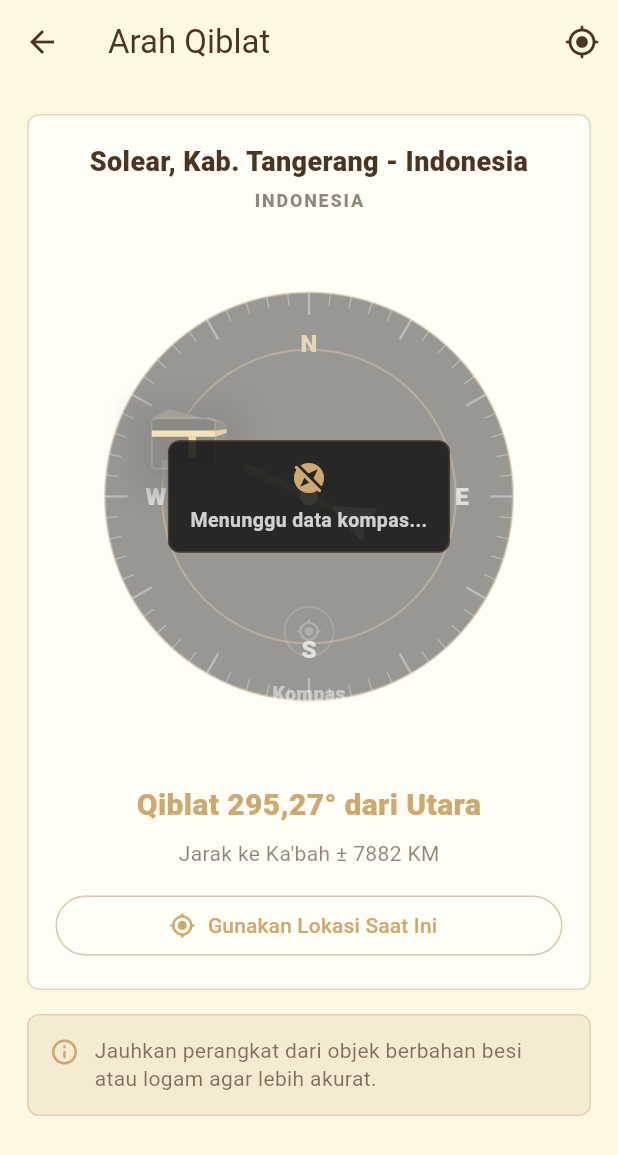
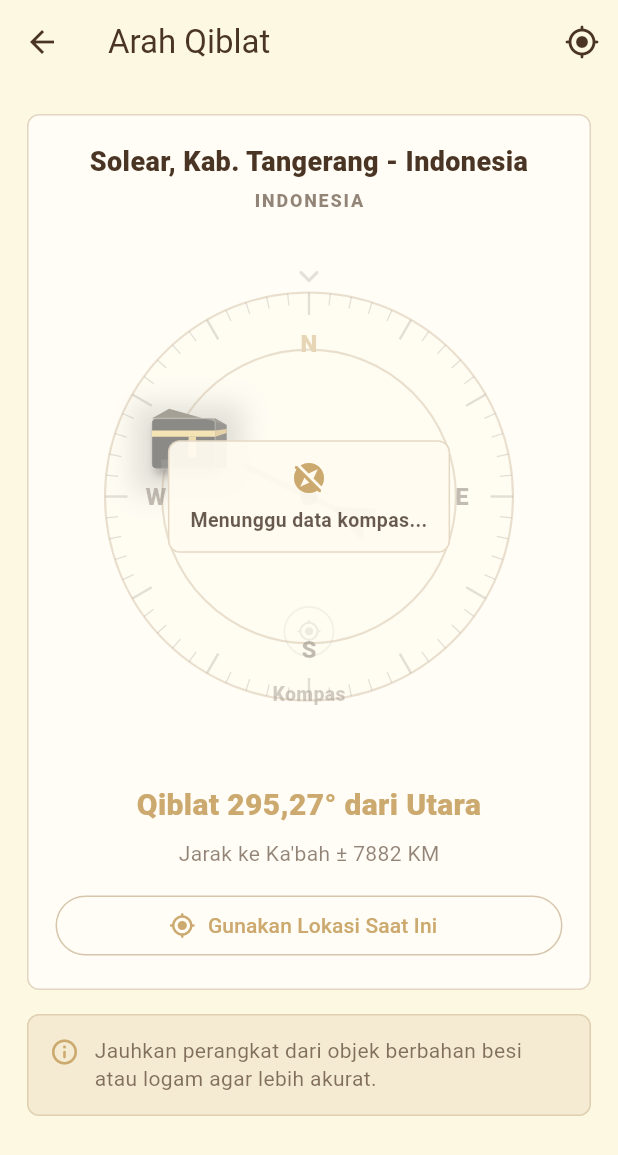
Before and after one commit to adamajah/Quran, a Flutter app: the QiblaScreen screen opened directly, on a phone screen of 412 x 824 dp. Shown: the top 1155 px of the screen. Run offline on Flutter 3.47's test engine with Material 3 defaults, Android fonts, the phone set to English and light mode, and no system bars; our stand-ins replace adhan, audioplayers, battery_plus, connectivity_plus, dio, flutter_compass and 13 more; missing offline and left inert: quran, storage_space; accounts and stored records are empty; Roboto replaces fonts that are missing (Amiri); statements that could not run were skipped.

Commit message:
Update qibla compass colors for theme mode

```diff
--- a/lib/widgets/prayer/qibla_compass_widget.dart
+++ b/lib/widgets/prayer/qibla_compass_widget.dart
@@ -191,6 +191,7 @@ class _CompassFace extends StatelessWidget {
   @override
   Widget build(BuildContext context) {
     final isLocked = qiblaRotationDegrees <= 3 || qiblaRotationDegrees >= 357;
+    final palette = _CompassPalette.of(context);
     return AspectRatio(
       aspectRatio: 1,
       child: Stack(
@@ -200,7 +201,7 @@ class _CompassFace extends StatelessWidget {
             degrees: dialRotationDegrees,
             child: CustomPaint(
               size: const Size.square(280),
-              painter: _CompassPainter(),
+              painter: _CompassPainter(palette),
             ),
           ),
           Positioned(
@@ -212,7 +213,7 @@ class _CompassFace extends StatelessWidget {
                 isLocked
                     ? Icons.lock_rounded
                     : Icons.keyboard_arrow_down_rounded,
-                color: isLocked ? AppColors.goldLt : Colors.white70,
+                color: isLocked ? AppColors.goldLt : palette.subtleIcon,
                 size: isLocked ? 22 : 28,
               ),
             ),
@@ -257,9 +258,7 @@ class _CompassFace extends StatelessWidget {
                       Icons.navigation_rounded,
                       size: 38,
                       color:
-                          isLocked
-                              ? AppColors.goldLt
-                              : Colors.white.withValues(alpha: 0.72),
+                          isLocked ? AppColors.goldLt : palette.navigationIcon,
                     ),
                   ),
                 ],
@@ -292,7 +291,7 @@ class _CompassFace extends StatelessWidget {
                     Text(
                       'Ka\'bah terkunci',
                       style: TextStyle(
-                        color: Colors.white.withValues(alpha: 0.86),
+                        color: palette.lockedText,
                         fontSize: 10,
                         fontWeight: FontWeight.w800,
                       ),
@@ -313,17 +312,14 @@ class _CompassFace extends StatelessWidget {
                 decoration: BoxDecoration(
                   shape: BoxShape.circle,
                   border: Border.all(
-                    color:
-                        isLocked
-                            ? AppColors.goldLt
-                            : Colors.white.withValues(alpha: 0.5),
+                    color: isLocked ? AppColors.goldLt : palette.locationRing,
                     width: 1.2,
                   ),
                 ),
                 child: Icon(
                   Icons.my_location_rounded,
                   size: 17,
-                  color: isLocked ? AppColors.goldLt : Colors.white70,
+                  color: isLocked ? AppColors.goldLt : palette.subtleIcon,
                 ),
               ),
             ),
@@ -337,7 +333,9 @@ class _CompassFace extends StatelessWidget {
                     ? 'Kompas'
                     : '${headingDegrees!.round()}°',
                 style: TextStyle(
-                  color: Colors.white.withValues(alpha: isLive ? 0.82 : 0.48),
+                  color: palette.headingText.withValues(
+                    alpha: isLive ? 0.82 : 0.48,
+                  ),
                   fontSize: 13,
                   fontWeight: FontWeight.w800,
                 ),
@@ -347,8 +345,8 @@ class _CompassFace extends StatelessWidget {
           Container(
             width: 12,
             height: 12,
-            decoration: const BoxDecoration(
-              color: Colors.white,
+            decoration: BoxDecoration(
+              color: palette.centerDot,
               shape: BoxShape.circle,
             ),
           ),
@@ -365,6 +363,7 @@ class _KaabaTargetIcon extends StatelessWidget {
 
   @override
   Widget build(BuildContext context) {
+    final palette = _CompassPalette.of(context);
     return AnimatedContainer(
       duration: const Duration(milliseconds: 180),
       width: 72,
@@ -373,7 +372,7 @@ class _KaabaTargetIcon extends StatelessWidget {
       decoration: BoxDecoration(
         boxShadow: [
           BoxShadow(
-            color: Colors.black.withValues(alpha: 0.62),
+            color: palette.kaabaShadow,
             blurRadius: 14,
             offset: const Offset(0, 6),
           ),
@@ -555,6 +554,7 @@ class _CompassWithMessage extends StatelessWidget {
 
   @override
   Widget build(BuildContext context) {
+    final palette = _CompassPalette.of(context);
     return Column(
       mainAxisSize: MainAxisSize.min,
       children: [
@@ -569,7 +569,7 @@ class _CompassWithMessage extends StatelessWidget {
               constraints: const BoxConstraints(maxWidth: 220),
               padding: const EdgeInsets.symmetric(horizontal: 14, vertical: 12),
               decoration: BoxDecoration(
-                color: const Color(0xFF121212).withValues(alpha: 0.84),
+                color: palette.messageSurface,
                 borderRadius: BorderRadius.circular(8),
                 border: Border.all(
                   color: AppColors.gold.withValues(alpha: 0.26),
@@ -588,7 +588,7 @@ class _CompassWithMessage extends StatelessWidget {
                     message,
                     textAlign: TextAlign.center,
                     style: TextStyle(
-                      color: Colors.white.withValues(alpha: 0.78),
+                      color: palette.messageText,
                       height: 1.32,
                       fontSize: 13,
                       fontWeight: FontWeight.w600,
@@ -614,6 +614,10 @@ class _CompassWithMessage extends StatelessWidget {
 }
 
 class _CompassPainter extends CustomPainter {
+  final _CompassPalette palette;
+
+  _CompassPainter(this.palette);
+
   @override
   void paint(Canvas canvas, Size size) {
     final center = size.center(Offset.zero);
@@ -621,16 +625,16 @@ class _CompassPainter extends CustomPainter {
 
     final fill =
         Paint()
-          ..color = const Color(0xFF202020)
+          ..color = palette.dialFill
           ..style = PaintingStyle.fill;
     final border =
         Paint()
-          ..color = AppColors.gold.withValues(alpha: 0.55)
+          ..color = palette.dialBorder
           ..style = PaintingStyle.stroke
           ..strokeWidth = 1.4;
     final tick =
         Paint()
-          ..color = Colors.white.withValues(alpha: 0.35)
+          ..color = palette.tick
           ..strokeWidth = 1.1;
 
     canvas.drawCircle(center, radius, fill);
@@ -674,7 +678,7 @@ class _CompassPainter extends CustomPainter {
       text: TextSpan(
         text: label,
         style: TextStyle(
-          color: label == 'N' ? AppColors.goldLt : Colors.white70,
+          color: label == 'N' ? AppColors.goldLt : palette.label,
           fontSize: 16,
           fontWeight: FontWeight.w800,
         ),
@@ -688,5 +692,75 @@ class _CompassPainter extends CustomPainter {
   }
 
   @override
-  bool shouldRepaint(_CompassPainter oldDelegate) => false;
+  bool shouldRepaint(_CompassPainter oldDelegate) =>
+      oldDelegate.palette.dialFill != palette.dialFill;
 }
+
+class _CompassPalette {
+  final Color dialFill;
+  final Color dialBorder;
+  final Color tick;
+  final Color label;
+  final Color subtleIcon;
+  final Color navigationIcon;
+  final Color lockedText;
+  final Color locationRing;
+  final Color headingText;
+  final Color centerDot;
+  final Color messageSurface;
+  final Color messageText;
+  final Color kaabaShadow;
+
+  const _CompassPalette({
+    required this.dialFill,
+    required this.dialBorder,
+    required this.tick,
+    required this.label,
+    required this.subtleIcon,
+    required this.navigationIcon,
+    required this.lockedText,
+    required this.locationRing,
+    required this.headingText,
+    required this.centerDot,
+    required this.messageSurface,
+    required this.messageText,
+    required this.kaabaShadow,
+  });
+
+  factory _CompassPalette.of(BuildContext context) {
+    final isDark = Theme.of(context).brightness == Brightness.dark;
+    if (isDark) {
+      return _CompassPalette(
+        dialFill: const Color(0xFF202020),
+        dialBorder: AppColors.gold.withValues(alpha: 0.55),
+        tick: Colors.white.withValues(alpha: 0.35),
+        label: Colors.white70,
+        subtleIcon: Colors.white70,
+        navigationIcon: Colors.white.withValues(alpha: 0.72),
+        lockedText: Colors.white.withValues(alpha: 0.86),
+        locationRing: Colors.white.withValues(alpha: 0.5),
+        headingText: Colors.white,
+        centerDot: Colors.white,
+        messageSurface: const Color(0xFF121212).withValues(alpha: 0.84),
+        messageText: Colors.white.withValues(alpha: 0.78),
+        kaabaShadow: Colors.black.withValues(alpha: 0.62),
+      );
+    }
+
+    return _CompassPalette(
+      dialFill: const Color(0xFFFFFBF0),
+      dialBorder: AppColors.gold.withValues(alpha: 0.48),
+      tick: AppColors.dark.withValues(alpha: 0.28),
+      label: AppColors.dark.withValues(alpha: 0.62),
+      subtleIcon: AppColors.dark.withValues(alpha: 0.52),
+      navigationIcon: AppColors.dark.withValues(alpha: 0.58),
+      lockedText: AppColors.dark.withValues(alpha: 0.74),
+      locationRing: AppColors.dark.withValues(alpha: 0.34),
+      headingText: AppColors.dark,
+      centerDot: AppColors.dark.withValues(alpha: 0.86),
+      messageSurface: const Color(0xFFFFFBF0).withValues(alpha: 0.94),
+      messageText: AppColors.dark.withValues(alpha: 0.72),
+      kaabaShadow: Colors.black.withValues(alpha: 0.24),
+    );
+  }
+}
```
Also changed, not shown: 1 other file.
